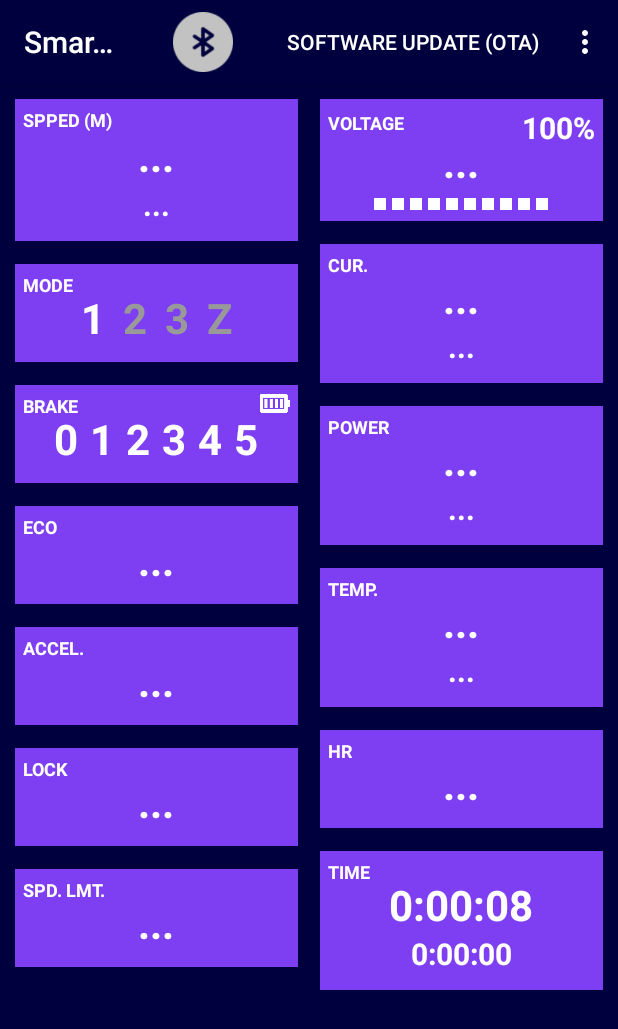
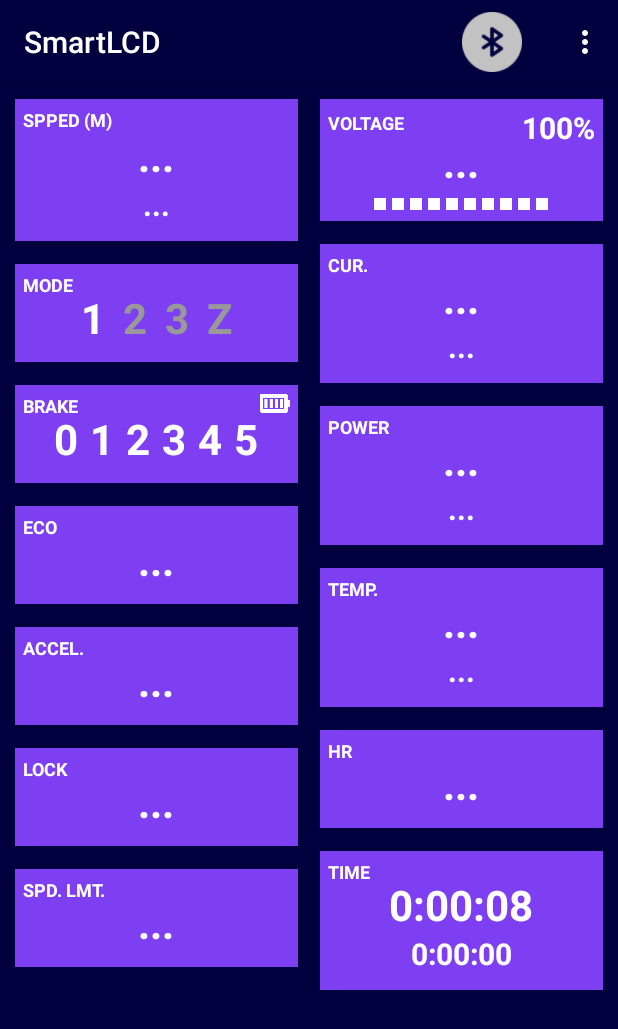
Before and after one commit to jojolll/SmartController_SmartDisplay_android, an Android app: the screen it shows after launch (MainActivity), on a phone screen of 412 x 824 dp. Shown: the top 1029 px of the screen. Run offline under Robolectric (Android 15) with nearby library versions, the phone set to English and light mode, and no system bars; our stand-ins replace Timber; libraries missing offline, so code that uses them is left out: com.hotmail.or_dvir; 3 statements that could not run were skipped.

```diff
--- a/app/src/main/res/menu/main_menu.xml
+++ b/app/src/main/res/menu/main_menu.xml
@@ -1,8 +1,6 @@
 <?xml version="1.0" encoding="utf-8"?>
-<menu
-    xmlns:android="http://schemas.android.com/apk/res/android"
-    xmlns:app="http://schemas.android.com/apk/res-auto"
-    >
+<menu xmlns:android="http://schemas.android.com/apk/res/android"
+    xmlns:app="http://schemas.android.com/apk/res-auto">
 
     <item
         android:id="@+id/bt_connect"
@@ -11,10 +9,12 @@
         app:showAsAction="always" />
 
     <item
+        android:id="@+id/settings"
+        android:title="@string/settings" />
+
+    <item
         android:id="@+id/ota_mode"
         android:title="@string/software_update_ota"
-        app:showAsAction="always" />
+        app:showAsAction="never" />
 
-    <item android:id="@+id/settings"
-        android:title="@string/settings"/>
 </menu>
```
